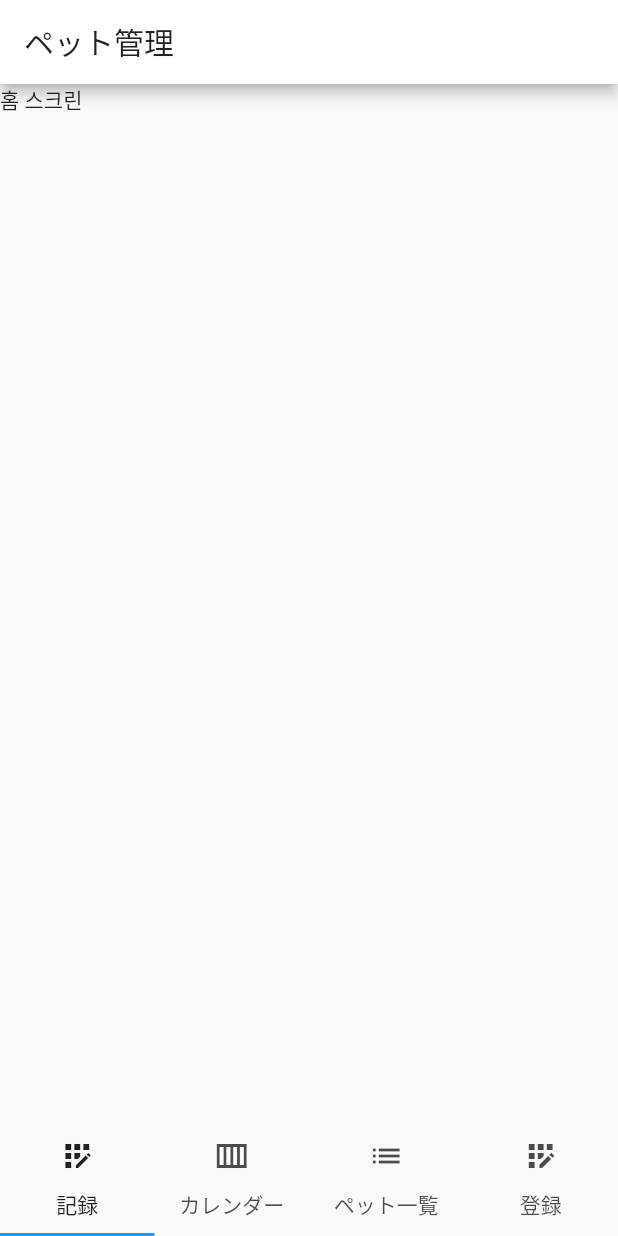
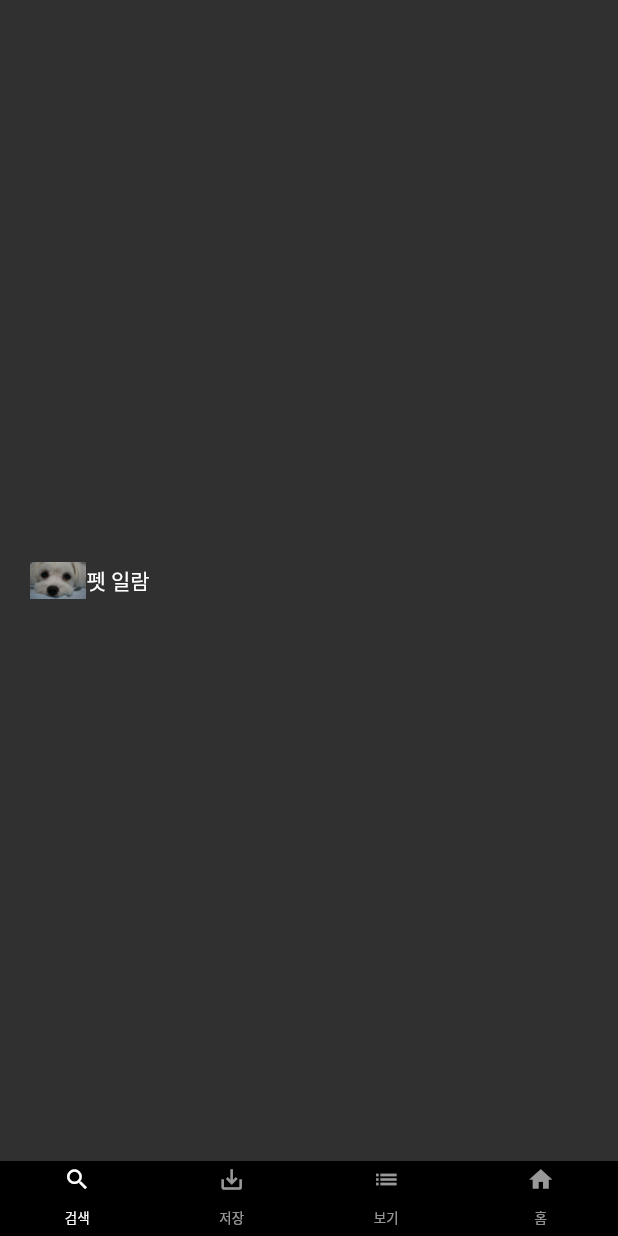
Before and after one commit to cocoTenRin/pet_management, a Flutter app: the screen it shows after launch, on a phone screen of 412 x 824 dp. Run offline on Flutter 3.47's test engine with Material 2 defaults, Android fonts, the phone set to English and light mode, and no system bars.

Commit message:
add screen

```diff
--- /dev/null
+++ b/lib/Widget/bottom_bar.dart
@@ -0,0 +1,56 @@
+import 'package:flutter/material.dart';
+
+class Bottom extends StatelessWidget {
+  @override
+  Widget build(BuildContext context) {
+    return Container(
+      color: Colors.black,
+      child: Container(
+        height: 50,
+        child: TabBar(
+          labelColor: Colors.white,
+          unselectedLabelColor: Colors.white60,
+          indicatorColor: Colors.transparent,
+          tabs: <Widget>[
+            Tab(
+              icon: Icon(
+                Icons.search,
+                size: 18,
+              ),
+              child: Text('검색', style: TextStyle(fontSize: 9),
+              ),
+
+            ),
+            Tab(
+              icon: Icon(
+                Icons.save_alt,
+                size: 18,
+              ),
+              child: Text('저장', style: TextStyle(fontSize: 9),
+              ),
+
+            ),
+            Tab(
+              icon: Icon(
+                Icons.list,
+                size: 18,
+              ),
+              child: Text('보기', style: TextStyle(fontSize: 9),
+              ),
+
+            ),
+            Tab(
+              icon: Icon(
+                Icons.home,
+                size: 18,
+              ),
+              child: Text('홈', style: TextStyle(fontSize: 9),
+              ),
+
+            ),
+          ],
+        ),
+      ),
+    );
+  }
+}
--- a/lib/main.dart
+++ b/lib/main.dart
@@ -1,48 +1,40 @@
 import 'package:flutter/material.dart';
+import 'package:pet_magament/screen/petList.dart';
+
+import 'Widget/bottom_bar.dart';
 
 void main() => runApp(MyApp());
 
-class MyApp extends StatelessWidget {
-  static const String _title = 'Flutter Code Sample';
+class MyApp extends StatefulWidget {
+  _MyAppState createState() => _MyAppState();
+}
+
+class _MyAppState extends State<MyApp> {
 
   @override
   Widget build(BuildContext context) {
     return MaterialApp(
-      title: 'chat used firebase',
-      theme: ThemeData(primaryColor: Colors.white),
+      title: 'Pet',
+      theme: ThemeData(
+        brightness: Brightness.dark,
+        primaryColor: Colors.black,
+        accentColor: Colors.white,
+      ),
       home: DefaultTabController(
         length: 4,
         child: Scaffold(
-            appBar: AppBar(
-              title: Text('ペット管理'),
-            ),
           body: TabBarView(
-              children: [
-                Text('홈 스크린'),
-                Text('채팅 스크린'),
-                Text('마이 스크린'),
-                Text('ㅇㅇ')
+            physics: NeverScrollableScrollPhysics(),
+            children: <Widget>[
+              PetList(),
+              Container(child: Center(child: Text('홈')),),
+              Container(child: Center(child: Text('홈')),),
+              Container(child: Center(child: Text('홈')),),
             ],
           ),
-            bottomNavigationBar: TabBar(tabs: [
-              Tab(
-                icon: Icon(Icons.app_registration),
-                text: '記録',
+          bottomNavigationBar: Bottom(),
         ),
-              Tab(
-                icon: Icon(Icons.calendar_view_week_sharp),
-                text: 'カレンダー',
       ),
-              Tab(
-                icon: Icon(Icons.list),
-                text: 'ペット一覧',
-              ),
-              Tab(
-                icon: Icon(Icons.app_registration_sharp),
-                text: '登録',
-              )
-            ]),
-          )),
     );
   }
 }
--- a/lib/screen/petList.dart
+++ b/lib/screen/petList.dart
@@ -0,0 +1,43 @@
+import 'package:flutter/material.dart';
+
+class PetList extends StatefulWidget {
+  _PetList createState() => _PetList();
+}
+
+class _PetList extends State<PetList> {
+  @override
+  void initState() {
+    super.initState();
+  }
+
+  @override
+  Widget build(BuildContext context) {
+    return Topbar();
+  }
+}
+
+class Topbar extends StatelessWidget {
+  @override
+  Widget build(BuildContext context) {
+    return Container(
+      padding: EdgeInsets.fromLTRB(20, 7, 20, 7),
+      child: Row(
+        mainAxisAlignment: MainAxisAlignment.start,
+        children: <Widget>[
+          Image.asset(
+            'imgs/IMG_20150111_135850.JPG',
+            fit: BoxFit.contain,
+            height: 25,
+          ),
+          Container(
+              padding: EdgeInsets.only(right: 1),
+              child: Text(
+                '펫 일람',
+                style: TextStyle(fontSize: 14),
+              ),
+          ),
+        ],
+      ),
+    );
+  }
+}
```
Lines whose indentation alone changed are shown as unchanged.
